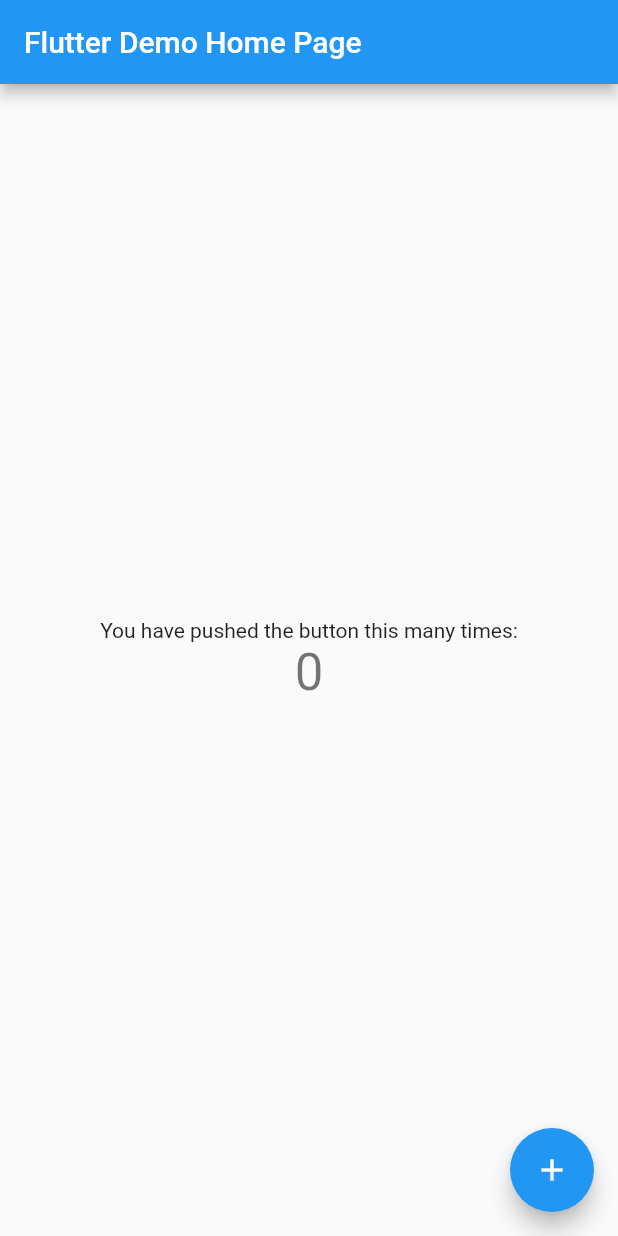
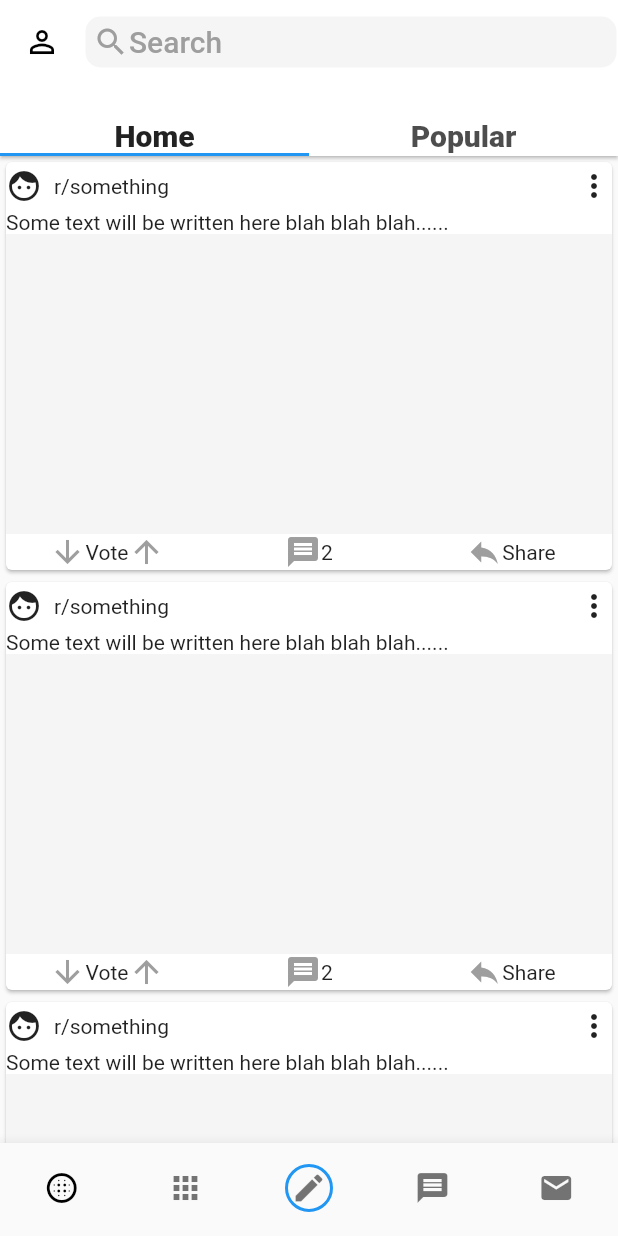
Before and after one commit to mannprerak2/quick_clone_reddit, a Flutter app: the screen it shows after launch, on a phone screen of 412 x 824 dp. Run offline on Flutter 3.47's test engine with Material 2 defaults, Android fonts, the phone set to English and light mode, and no system bars; missing offline and left inert: dart:html.

Commit message:
cloned reddit home screen

```diff
--- a/lib/main.dart
+++ b/lib/main.dart
@@ -1,110 +1,205 @@
+import 'dart:html';
+
 import 'package:flutter/material.dart';
 
 void main() => runApp(MyApp());
 
+final _key = GlobalKey<ScaffoldState>();
+
 class MyApp extends StatelessWidget {
-  // This widget is the root of your application.
+  @override
   Widget build(BuildContext context) {
     return MaterialApp(
       title: 'Flutter Demo',
+      debugShowCheckedModeBanner: false,
       theme: ThemeData(
-        // This is the theme of your application.
-        //
-        // Try running your application with "flutter run". You'll see the
-        // application has a blue toolbar. Then, without quitting the app, try
-        // changing the primarySwatch below to Colors.green and then invoke
-        // "hot reload" (press "r" in the console where you ran "flutter run",
-        // or simply save your changes to "hot reload" in a Flutter IDE).
-        // Notice that the counter didn't reset back to zero; the application
-        // is not restarted.
         primarySwatch: Colors.blue,
+        primaryColor: Colors.white,
       ),
-      home: MyHomePage(title: 'Flutter Demo Home Page'),
+      home: HomeScreen(),
     );
   }
 }
 
-class MyHomePage extends StatefulWidget {
-  MyHomePage({Key key, this.title}) : super(key: key);
-
-  // This widget is the home page of your application. It is stateful, meaning
-  // that it has a State object (defined below) that contains fields that affect
-  // how it looks.
-
-  // This class is the configuration for the state. It holds the values (in this
-  // case the title) provided by the parent (in this case the App widget) and
-  // used by the build method of the State. Fields in a Widget subclass are
-  // always marked "final".
-
-  final String title;
-
-  @override
-  _MyHomePageState createState() => _MyHomePageState();
-}
-
-class _MyHomePageState extends State<MyHomePage> {
-  int _counter = 0;
-
-  void _incrementCounter() {
-    setState(() {
-      // This call to setState tells the Flutter framework that something has
-      // changed in this State, which causes it to rerun the build method below
-      // so that the display can reflect the updated values. If we changed
-      // _counter without calling setState(), then the build method would not be
-      // called again, and so nothing would appear to happen.
-      _counter++;
-    });
-  }
+class HomeScreen extends StatelessWidget {
+  const HomeScreen({
+    Key key,
+  }) : super(key: key);
 
   @override
   Widget build(BuildContext context) {
-    // This method is rerun every time setState is called, for instance as done
-    // by the _incrementCounter method above.
-    //
-    // The Flutter framework has been optimized to make rerunning build methods
-    // fast, so that you can just rebuild anything that needs updating rather
-    // than having to individually change instances of widgets.
-    return Scaffold(
-      appBar: AppBar(
-        // Here we take the value from the MyHomePage object that was created by
-        // the App.build method, and use it to set our appbar title.
-        title: Text(widget.title),
-      ),
-      body: Center(
-        // Center is a layout widget. It takes a single child and positions it
-        // in the middle of the parent.
-        child: Column(
-          // Column is also a layout widget. It takes a list of children and
-          // arranges them vertically. By default, it sizes itself to fit its
-          // children horizontally, and tries to be as tall as its parent.
-          //
-          // Invoke "debug painting" (press "p" in the console, choose the
-          // "Toggle Debug Paint" action from the Flutter Inspector in Android
-          // Studio, or the "Toggle Debug Paint" command in Visual Studio Code)
-          // to see the wireframe for each widget.
-          //
-          // Column has various properties to control how it sizes itself and
-          // how it positions its children. Here we use mainAxisAlignment to
-          // center the children vertically; the main axis here is the vertical
-          // axis because Columns are vertical (the cross axis would be
-          // horizontal).
-          mainAxisAlignment: MainAxisAlignment.center,
+    return DefaultTabController(
+      length: 2,
+      initialIndex: 0,
+      child: Scaffold(
+        key: _key,
+        appBar: AppBar(
+          leading: IconButton(
+            icon: Icon(Icons.perm_identity),
+            onPressed: () {
+              _key.currentState.openDrawer();
+            },
+          ),
+          title: Container(
+            padding: const EdgeInsets.all(5),
+            decoration: BoxDecoration(
+                color: Colors.grey[100],
+                borderRadius: BorderRadius.all(
+                  Radius.circular(10),
+                )),
+            child: Row(
+              children: <Widget>[
+                Icon(
+                  Icons.search,
+                  color: Colors.grey,
+                ),
+                Text(
+                  "Search",
+                  style: TextStyle(color: Colors.grey),
+                ),
+              ],
+            ),
+          ),
+          bottom: TabBar(
+            tabs: <Widget>[
+              Text(
+                "Home",
+                style: TextStyle(fontSize: 20, fontWeight: FontWeight.w800),
+              ),
+              Text(
+                "Popular",
+                style: TextStyle(fontSize: 20, fontWeight: FontWeight.w800),
+              )
+            ],
+          ),
+          elevation: 1,
+          titleSpacing: 1,
+        ),
+        drawer: Drawer(
+          child: Center(
+            child: RaisedButton(
+              child: Text("Close Drawer"),
+              onPressed: () {
+                Navigator.of(context).pop();
+              },
+            ),
+          ),
+        ),
+        body: TabBarView(
           children: <Widget>[
-            Text(
-              'You have pushed the button this many times:',
-            ),
-            Text(
-              '$_counter',
-              style: Theme.of(context).textTheme.display1,
+            HomeView(),
+            Center(
+              child: Text("Popular"),
             ),
           ],
         ),
+        bottomNavigationBar: BottomNavigationBar(
+          type: BottomNavigationBarType.fixed,
+          showSelectedLabels: false,
+          showUnselectedLabels: false,
+          selectedItemColor: Colors.black,
+          items: [
+            BottomNavigationBarItem(
+                icon: Icon(Icons.blur_circular), title: Text("")),
+            BottomNavigationBarItem(icon: Icon(Icons.apps), title: Text("")),
+            BottomNavigationBarItem(
+                icon: Container(
+                  padding: EdgeInsets.all(2),
+                  decoration: BoxDecoration(
+                    border: Border.all(color: Colors.blue, width: 2),
+                    shape: BoxShape.circle,
+                  ),
+                  child: Icon(Icons.edit),
+                ),
+                title: Text("")),
+            BottomNavigationBarItem(icon: Icon(Icons.message), title: Text("")),
+            BottomNavigationBarItem(icon: Icon(Icons.email), title: Text("")),
+          ],
+        ),
       ),
-      floatingActionButton: FloatingActionButton(
-        onPressed: _incrementCounter,
-        tooltip: 'Increment',
-        child: Icon(Icons.add),
-      ), // This trailing comma makes auto-formatting nicer for build methods.
     );
   }
 }
+
+class HomeView extends StatelessWidget {
+  const HomeView({
+    Key key,
+  }) : super(key: key);
+
+  @override
+  Widget build(BuildContext context) {
+    return ListView.builder(
+      itemCount: 100,
+      itemBuilder: (context, i) {
+        return Card(
+          child: Column(
+            crossAxisAlignment: CrossAxisAlignment.start,
+            mainAxisSize: MainAxisSize.min,
+            children: <Widget>[
+              Row(
+                children: <Widget>[
+                  Icon(Icons.face),
+                  Expanded(
+                      child: Padding(
+                    padding: const EdgeInsets.all(8.0),
+                    child: Text("r/something"),
+                  )),
+                  Icon(Icons.more_vert)
+                ],
+              ),
+              Text("Some text will be written here blah blah blah......"),
+              Container(
+                height: 200,
+                color: Colors.grey[100],
+              ),
+              Row(
+                children: <Widget>[
+                  Expanded(
+                    child: Row(
+                      mainAxisAlignment: MainAxisAlignment.center,
+                      children: <Widget>[
+                        Icon(
+                          Icons.arrow_downward,
+                          color: Colors.grey,
+                        ),
+                        Text("Vote"),
+                        Icon(
+                          Icons.arrow_upward,
+                          color: Colors.grey,
+                        ),
+                      ],
+                    ),
+                  ),
+                  Expanded(
+                    child: Row(
+                      mainAxisAlignment: MainAxisAlignment.center,
+                      children: <Widget>[
+                        Icon(
+                          Icons.message,
+                          color: Colors.grey,
+                        ),
+                        Text("2"),
+                      ],
+                    ),
+                  ),
+                  Expanded(
+                    child: Row(
+                      mainAxisAlignment: MainAxisAlignment.center,
+                      children: <Widget>[
+                        Icon(
+                          Icons.reply,
+                          color: Colors.grey,
+                        ),
+                        Text("Share"),
+                      ],
+                    ),
+                  ),
+                ],
+              )
+            ],
+          ),
+        );
+      },
+    );
+  }
+}
--- a/lib/test.dart
+++ /dev/null
@@ -1,37 +0,0 @@
-// top level variables
-int a = 10;
-double b = 10.34;
-
-// function with optional positional parameter
-int example1(int a, [int b = 10]) {
-  return a + b;
-}
-
-// function with optional named parameter
-String example2(int a, {String str1 = "default", String str2}) {
-  return str1 + str2;
-}
-
-// lambda or arrow function (just a shorthand, returns a+b)
-int add(int a, int b) => a + b;
-
-// async function
-void delayPrint() async {
-  print("Can u wait for a second?");
-  await Future.delayed(Duration(seconds: 1));
-  print("Thanks for waiting");
-}
-
-void main() {
-  //calling functions
-  example2(10, str1: "hello", str2: "world");
-
-  // string interpolation
-  var a = 10, b = "number";
-  String s = "${a.toString()} is my fav $b";
-
-  a?.toString(); // only calls toString if a is not null
-  int x = a ?? 10; // sets x to 10 if a is null
-
-  // Futures in Dart
-}
```
